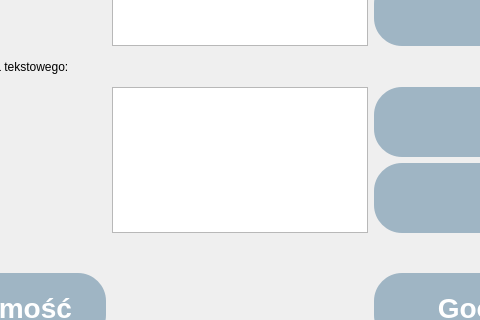
Before: the Qt Designer form keyboard/personalizeview.ui in elimamos/Batchelors-thesis-code, drawn with Qt 5; both pictures show x 130 to 610 and y 197 to 517 of the 1200 by 667 pixel window.
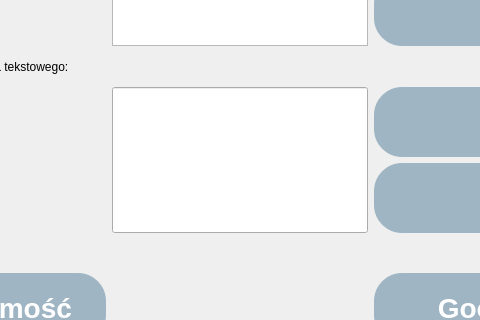
After: the same form once the commit is applied. Icons and pictures are not drawn. Custom widgets are drawn as their Qt base class.

```diff
--- a/keyboard/personalizeview.ui
+++ b/keyboard/personalizeview.ui
@@ -403,7 +403,14 @@
       <widget class="QListWidget" name="listWidget"/>
      </item>
      <item row="5" column="1" rowspan="2">
-      <widget class="QListWidget" name="listWidget_2"/>
+      <widget class="QLineEdit" name="lineEdit">
+       <property name="minimumSize">
+        <size>
+         <width>0</width>
+         <height>146</height>
+        </size>
+       </property>
+      </widget>
      </item>
     </layout>
    </item>
```
